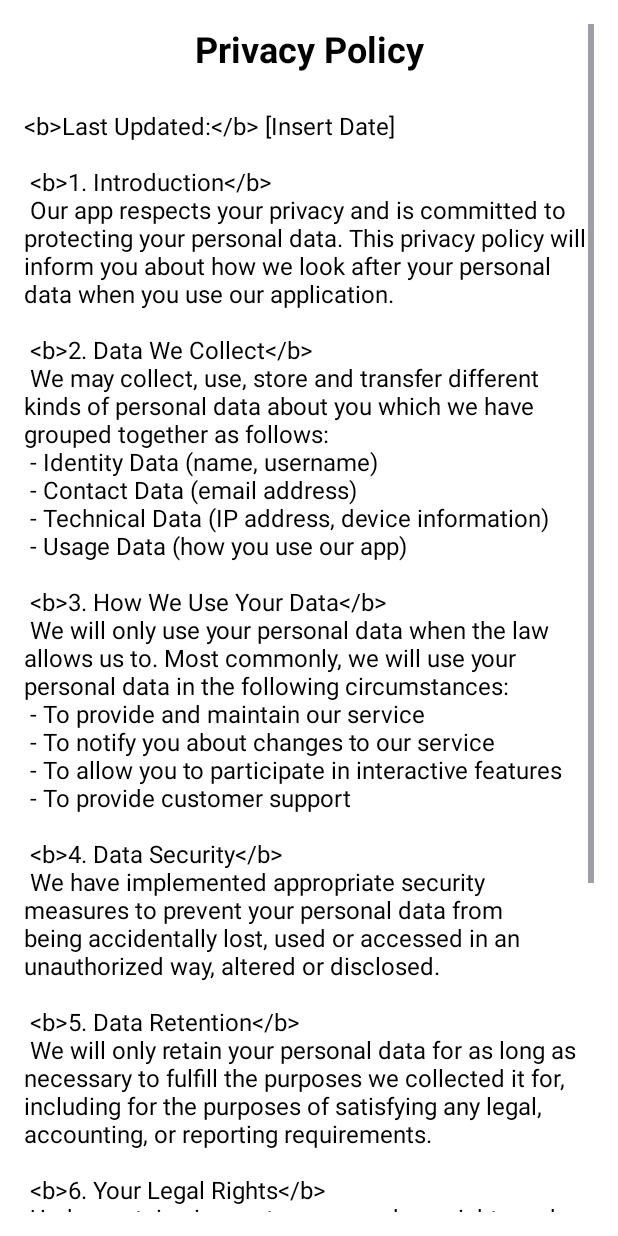
After one commit to M0NSTIEZ/pulseplay, an Android app: the PrivacyPolicyActivity screen opened directly, with no data from a screen before it, on a phone screen of 412 x 824 dp. The commit adds this screen. Run offline under Robolectric (Android 15) with nearby library versions, the phone set to English and light mode, and no system bars.

Commit message:
profile added 2 things

```diff
--- a/app/src/main/AndroidManifest.xml
+++ b/app/src/main/AndroidManifest.xml
@@ -15,6 +15,9 @@
         android:supportsRtl="true"
         android:theme="@style/Theme.PulsePlay"
         tools:targetApi="31">
+        <activity
+            android:name=".profile.PrivacyPolicyActivity"
+            android:exported="false" />
         <activity
             android:name=".dashboard.BodyMassIndex"
             android:exported="false" />
--- /dev/null
+++ b/app/src/main/java/com/example/pulseplay/profile/PrivacyPolicyActivity.kt
@@ -0,0 +1,24 @@
+package com.example.pulseplay.profile
+
+import android.os.Bundle
+import androidx.activity.enableEdgeToEdge
+import androidx.appcompat.app.AppCompatActivity
+import androidx.core.view.ViewCompat
+import androidx.core.view.WindowInsetsCompat
+import com.example.pulseplay.R
+
+class PrivacyPolicyActivity : AppCompatActivity() {
+    override fun onCreate(savedInstanceState: Bundle?) {
+        super.onCreate(savedInstanceState)
+        setContentView(R.layout.activity_privacy_policy)
+
+        // Enable back button in action bar
+        supportActionBar?.setDisplayHomeAsUpEnabled(true)
+        supportActionBar?.title = "Privacy Policy"
+    }
+
+    override fun onSupportNavigateUp(): Boolean {
+        onBackPressed()
+        return true
+    }
+}
--- /dev/null
+++ b/app/src/main/res/layout/activity_privacy_policy.xml
@@ -0,0 +1,32 @@
+<?xml version="1.0" encoding="utf-8"?>
+<ScrollView xmlns:android="http://schemas.android.com/apk/res/android"
+    xmlns:tools="http://schemas.android.com/tools"
+    android:layout_width="match_parent"
+    android:layout_height="match_parent"
+    android:padding="16dp"
+    android:background="@color/white">
+
+    <LinearLayout
+        android:layout_width="match_parent"
+        android:layout_height="wrap_content"
+        android:orientation="vertical">
+
+        <TextView
+            android:layout_width="match_parent"
+            android:layout_height="wrap_content"
+            android:text="Privacy Policy"
+            android:textSize="24sp"
+            android:textColor="@color/black"
+            android:textStyle="bold"
+            android:gravity="center"
+            android:layout_marginBottom="24dp"/>
+
+        <TextView
+            android:layout_width="match_parent"
+            android:layout_height="wrap_content"
+            android:text="@string/privacy_policy_content"
+            android:textSize="16sp"
+            android:textColor="@color/black"/>
+
+    </LinearLayout>
+</ScrollView>
--- a/app/src/main/res/values/strings.xml
+++ b/app/src/main/res/values/strings.xml
@@ -5,4 +5,39 @@
     <string name="title_activity">Activity</string>
     <string name="title_camera">Camera</string>
     <string name="title_profile">Profile</string>
+    <string name="privacy_policy_content">
+    <![CDATA[
+    <b>Last Updated:</b> [Insert Date]\n\n
+    <b>1. Introduction</b>\n
+    Our app respects your privacy and is committed to protecting your personal data. This privacy policy will inform you about how we look after your personal data when you use our application.\n\n
+    <b>2. Data We Collect</b>\n
+    We may collect, use, store and transfer different kinds of personal data about you which we have grouped together as follows:\n
+    - Identity Data (name, username)\n
+    - Contact Data (email address)\n
+    - Technical Data (IP address, device information)\n
+    - Usage Data (how you use our app)\n\n
+    <b>3. How We Use Your Data</b>\n
+    We will only use your personal data when the law allows us to. Most commonly, we will use your personal data in the following circumstances:\n
+    - To provide and maintain our service\n
+    - To notify you about changes to our service\n
+    - To allow you to participate in interactive features\n
+    - To provide customer support\n\n
+    <b>4. Data Security</b>\n
+    We have implemented appropriate security measures to prevent your personal data from being accidentally lost, used or accessed in an unauthorized way, altered or disclosed.\n\n
+    <b>5. Data Retention</b>\n
+    We will only retain your personal data for as long as necessary to fulfill the purposes we collected it for, including for the purposes of satisfying any legal, accounting, or reporting requirements.\n\n
+    <b>6. Your Legal Rights</b>\n
+    Under certain circumstances, you have rights under data protection laws in relation to your personal data including the right to:\n
+    - Request access to your personal data\n
+    - Request correction of your personal data\n
+    - Request erasure of your personal data\n
+    - Object to processing of your personal data\n
+    - Request restriction of processing your personal data\n\n
+    <b>7. Contact Us</b>\n
+    For any questions about this privacy policy or our privacy practices, please contact us at:\n
+    - Hazel Climaco: hclimaco98@gmail.com\n
+    - Jefferson Paul Valencia: jpaulcv1@gmail.com\n
+    - Butch Nino Butas: butchbutas1112@gmail.com\n\n
+    ]]>
+</string>
 </resources>
```
Also changed, not shown: app/src/main/java/com/example/pulseplay/profile/ContactUsActivity.kt (added, +32 -0 lines), app/src/main/res/layout/activity_contact_us.xml (added, +162 -0 lines), app/src/main/res/drawable/gprogrammer.png (added), app/src/main/res/drawable/m1programmer.png (added), app/src/main/res/drawable/mprogrammer.png (added).
